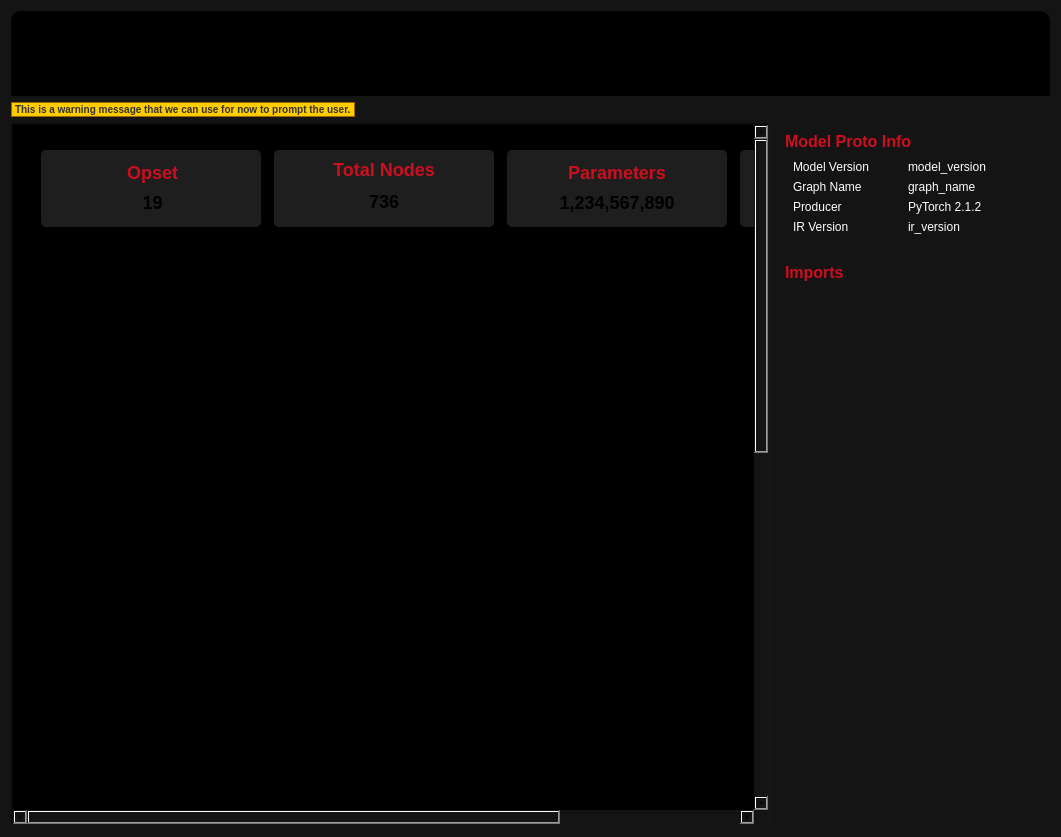
The window that src/digest/ui/modelsummary.ui (onnx/digestai) describes before a commit, drawn with Qt 5.
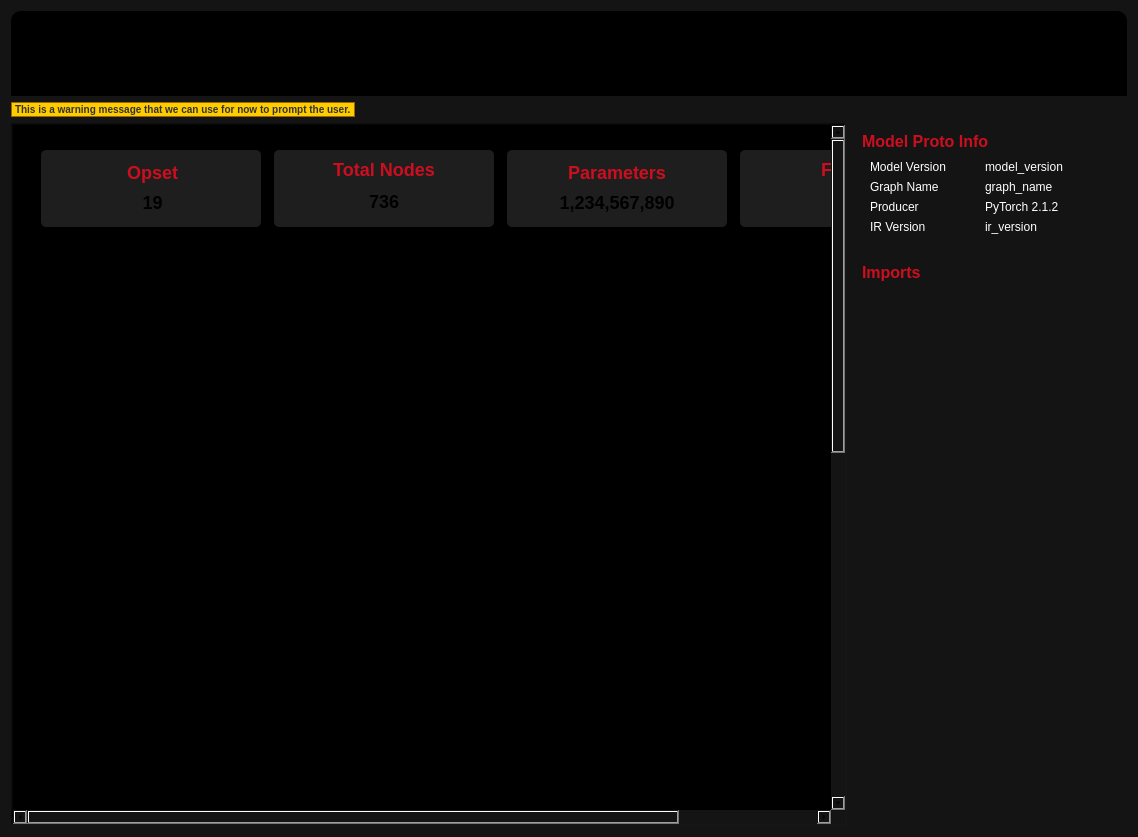
The same window after the commit. Icons and pictures are not drawn. Custom widgets are drawn as their Qt base class.

Diff of the .ui file:
```diff
--- a/src/digest/ui/modelsummary.ui
+++ b/src/digest/ui/modelsummary.ui
@@ -6,7 +6,7 @@
    <rect>
     <x>0</x>
     <y>0</y>
-    <width>1061</width>
+    <width>1138</width>
     <height>837</height>
    </rect>
   </property>
@@ -153,11 +153,17 @@
         <property name="geometry">
          <rect>
           <x>0</x>
-          <y>-558</y>
+          <y>-776</y>
           <width>991</width>
           <height>1443</height>
          </rect>
         </property>
+        <property name="sizePolicy">
+         <sizepolicy hsizetype="Preferred" vsizetype="MinimumExpanding">
+          <horstretch>0</horstretch>
+          <verstretch>0</verstretch>
+         </sizepolicy>
+        </property>
         <property name="styleSheet">
          <string notr="true">background-color: black;</string>
         </property>
```
Left out of the diff: 27 changed lines with no effect on the pictures.
